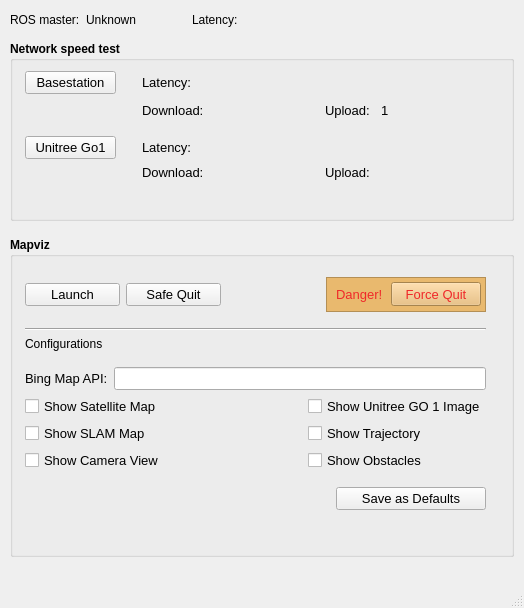
First picture: the form in launcher/ui/launcher.ui, repository ICE9-Robotics/ice9_ugi_basestation, before the edit.
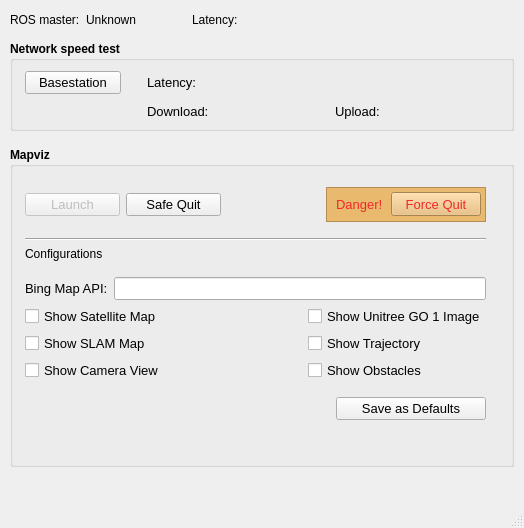
Second picture: the form after the edit. Icons and pictures are not drawn.

Commit message: launcher bug fix, removed unreliable remote speed test

```diff
--- a/launcher/ui/launcher.ui
+++ b/launcher/ui/launcher.ui
@@ -8,7 +8,7 @@
     <x>0</x>
     <y>0</y>
     <width>524</width>
-    <height>608</height>
+    <height>528</height>
    </rect>
   </property>
   <property name="windowTitle">
@@ -177,7 +177,7 @@
        <property name="minimumSize">
         <size>
          <width>0</width>
-         <height>180</height>
+         <height>90</height>
         </size>
        </property>
        <property name="font">
@@ -194,8 +194,8 @@
          <rect>
           <x>0</x>
           <y>20</y>
-          <width>491</width>
-          <height>151</height>
+          <width>501</width>
+          <height>71</height>
          </rect>
         </property>
         <layout class="QGridLayout" name="gridLayout">
@@ -211,40 +211,6 @@
          <property name="bottomMargin">
           <number>10</number>
          </property>
-         <item row="5" column="3">
-          <widget class="QLabel" name="labelNetSpdUnitreeDown">
-           <property name="font">
-            <font>
-             <pointsize>10</pointsize>
-             <weight>50</weight>
-             <bold>false</bold>
-            </font>
-           </property>
-           <property name="text">
-            <string/>
-           </property>
-          </widget>
-         </item>
-         <item row="4" column="0">
-          <widget class="QPushButton" name="pushButtonNetSpdUnitree">
-           <property name="maximumSize">
-            <size>
-             <width>100</width>
-             <height>25</height>
-            </size>
-           </property>
-           <property name="font">
-            <font>
-             <pointsize>10</pointsize>
-             <weight>50</weight>
-             <bold>false</bold>
-            </font>
-           </property>
-           <property name="text">
-            <string>Unitree Go1</string>
-           </property>
-          </widget>
-         </item>
          <item row="1" column="1">
           <spacer name="horizontalSpacer_2">
            <property name="orientation">
@@ -261,45 +227,6 @@
            </property>
           </spacer>
          </item>
-         <item row="6" column="3">
-          <spacer name="verticalSpacer_4">
-           <property name="orientation">
-            <enum>Qt::Vertical</enum>
-           </property>
-           <property name="sizeHint" stdset="0">
-            <size>
-             <width>20</width>
-             <height>40</height>
-            </size>
-           </property>
-          </spacer>
-         </item>
-         <item row="4" column="2">
-          <widget class="QLabel" name="label_6">
-           <property name="sizePolicy">
-            <sizepolicy hsizetype="Fixed" vsizetype="Preferred">
-             <horstretch>0</horstretch>
-             <verstretch>0</verstretch>
-            </sizepolicy>
-           </property>
-           <property name="maximumSize">
-            <size>
-             <width>70</width>
-             <height>16777215</height>
-            </size>
-           </property>
-           <property name="font">
-            <font>
-             <pointsize>10</pointsize>
-             <weight>50</weight>
-             <bold>false</bold>
-            </font>
-           </property>
-           <property name="text">
-            <string>Latency:</string>
-           </property>
-          </widget>
-         </item>
          <item row="0" column="2">
           <widget class="QLabel" name="label_5">
            <property name="sizePolicy">
@@ -346,36 +273,6 @@
            </property>
           </widget>
          </item>
-         <item row="4" column="3">
-          <widget class="QLabel" name="labelNetSpdUnitreeLatency">
-           <property name="font">
-            <font>
-             <pointsize>10</pointsize>
-             <weight>50</weight>
-             <bold>false</bold>
-            </font>
-           </property>
-           <property name="text">
-            <string/>
-           </property>
-          </widget>
-         </item>
-         <item row="3" column="3">
-          <spacer name="verticalSpacer_2">
-           <property name="orientation">
-            <enum>Qt::Vertical</enum>
-           </property>
-           <property name="sizeType">
-            <enum>QSizePolicy::Fixed</enum>
-           </property>
-           <property name="sizeHint" stdset="0">
-            <size>
-             <width>20</width>
-             <height>10</height>
-            </size>
-           </property>
-          </spacer>
-         </item>
          <item row="0" column="4">
           <spacer name="horizontalSpacer_5">
            <property name="orientation">
@@ -438,32 +335,6 @@
            </property>
           </widget>
          </item>
-         <item row="5" column="2">
-          <widget class="QLabel" name="label_7">
-           <property name="sizePolicy">
-            <sizepolicy hsizetype="Fixed" vsizetype="Preferred">
-             <horstretch>0</horstretch>
-             <verstretch>0</verstretch>
-            </sizepolicy>
-           </property>
-           <property name="maximumSize">
-            <size>
-             <width>70</width>
-             <height>16777215</height>
-            </size>
-           </property>
-           <property name="font">
-            <font>
-             <pointsize>10</pointsize>
-             <weight>50</weight>
-             <bold>false</bold>
-            </font>
-           </property>
-           <property name="text">
-            <string>Download:</string>
-           </property>
-          </widget>
-         </item>
          <item row="1" column="2">
           <widget class="QLabel" name="label_4">
            <property name="sizePolicy">
@@ -490,38 +361,6 @@
            </property>
           </widget>
          </item>
-         <item row="5" column="5">
-          <widget class="QLabel" name="label_11">
-           <property name="sizePolicy">
-            <sizepolicy hsizetype="Minimum" vsizetype="Preferred">
-             <horstretch>0</horstretch>
-             <verstretch>0</verstretch>
-            </sizepolicy>
-           </property>
-           <property name="minimumSize">
-            <size>
-             <width>50</width>
-             <height>0</height>
-            </size>
-           </property>
-           <property name="maximumSize">
-            <size>
-             <width>70</width>
-             <height>16777215</height>
-            </size>
-           </property>
-           <property name="font">
-            <font>
-             <pointsize>10</pointsize>
-             <weight>50</weight>
-             <bold>false</bold>
-            </font>
-           </property>
-           <property name="text">
-            <string>Upload:</string>
-           </property>
-          </widget>
-         </item>
          <item row="1" column="5">
           <widget class="QLabel" name="label_8">
            <property name="sizePolicy">
@@ -560,26 +399,6 @@
            </property>
           </widget>
          </item>
-         <item row="4" column="5" colspan="2">
-          <widget class="QLabel" name="labelNetSpdUnitreeTime">
-           <property name="minimumSize">
-            <size>
-             <width>0</width>
-             <height>0</height>
-            </size>
-           </property>
-           <property name="font">
-            <font>
-             <pointsize>10</pointsize>
-             <weight>50</weight>
-             <bold>false</bold>
-            </font>
-           </property>
-           <property name="text">
-            <string/>
-           </property>
-          </widget>
-         </item>
          <item row="1" column="6">
           <widget class="QLabel" name="labelNetSpdBaseUp">
            <property name="minimumSize">
@@ -596,26 +415,6 @@
             </font>
            </property>
            <property name="text">
-            <string>1</string>
-           </property>
-          </widget>
-         </item>
-         <item row="5" column="6">
-          <widget class="QLabel" name="labelNetSpdUnitreeUp">
-           <property name="minimumSize">
-            <size>
-             <width>0</width>
-             <height>0</height>
-            </size>
-           </property>
-           <property name="font">
-            <font>
-             <pointsize>10</pointsize>
-             <weight>50</weight>
-             <bold>false</bold>
-            </font>
-           </property>
-           <property name="text">
             <string/>
            </property>
           </widget>
@@ -735,6 +534,9 @@
            </property>
            <item>
             <widget class="QPushButton" name="pushButtonMapvizLaunch">
+             <property name="enabled">
+              <bool>false</bool>
+             </property>
              <property name="minimumSize">
               <size>
                <width>95</width>
```
The commit also changes 7 other files.
